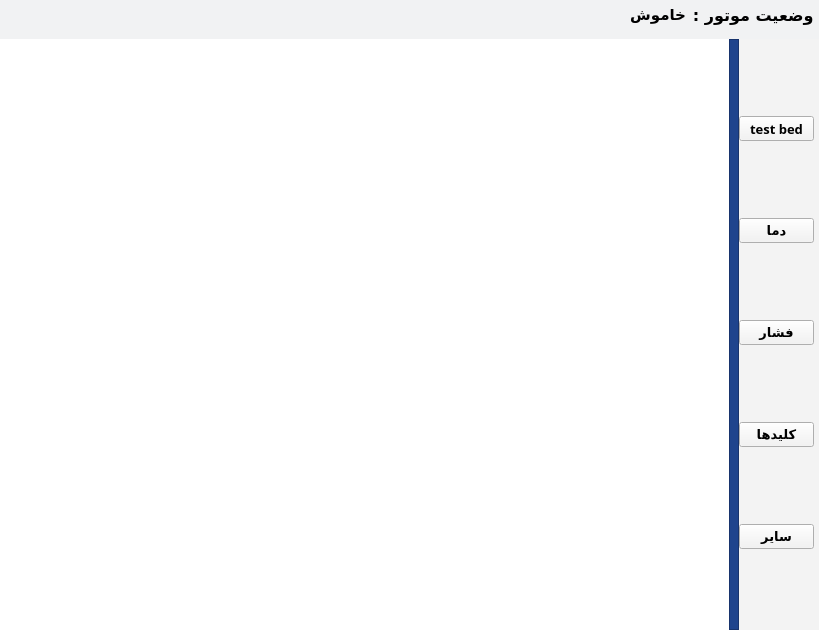
First picture: the form in main.ui, repository AmirNikravan/Control-Monitor, before the edit.
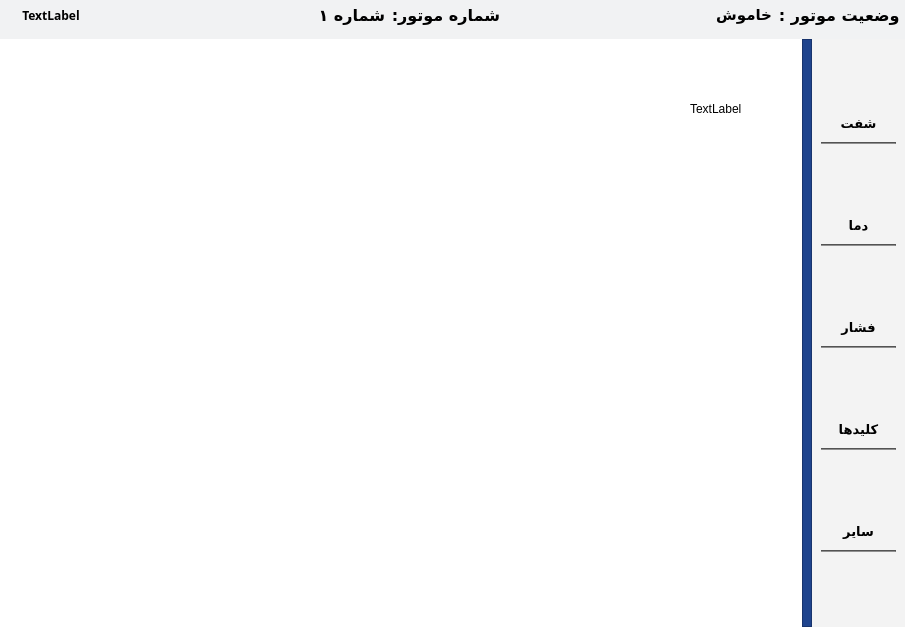
Second picture: the form after the edit. The open tabs and pages were chosen to show the change. Custom widgets are drawn as their Qt base class.

```diff
--- a/main.ui
+++ b/main.ui
@@ -6,14 +6,14 @@
    <rect>
     <x>0</x>
     <y>0</y>
-    <width>819</width>
-    <height>630</height>
+    <width>905</width>
+    <height>627</height>
    </rect>
   </property>
   <property name="maximumSize">
    <size>
     <width>16777215</width>
-    <height>717</height>
+    <height>16777215</height>
    </size>
   </property>
   <property name="windowTitle">
@@ -66,6 +66,72 @@
        <property name="rightMargin">
         <number>0</number>
        </property>
+       <item>
+        <widget class="QLabel" name="label_time">
+         <property name="minimumSize">
+          <size>
+           <width>102</width>
+           <height>0</height>
+          </size>
+         </property>
+         <property name="font">
+          <font>
+           <family>IRANSansXFaNum</family>
+           <weight>75</weight>
+           <bold>true</bold>
+          </font>
+         </property>
+         <property name="text">
+          <string>TextLabel</string>
+         </property>
+         <property name="alignment">
+          <set>Qt::AlignCenter</set>
+         </property>
+        </widget>
+       </item>
+       <item>
+        <spacer name="horizontalSpacer_5">
+         <property name="orientation">
+          <enum>Qt::Horizontal</enum>
+         </property>
+         <property name="sizeHint" stdset="0">
+          <size>
+           <width>40</width>
+           <height>20</height>
+          </size>
+         </property>
+        </spacer>
+       </item>
+       <item>
+        <widget class="QLabel" name="label_engine_name">
+         <property name="font">
+          <font>
+           <family>IRANSansXFaNum</family>
+           <pointsize>12</pointsize>
+           <weight>75</weight>
+           <bold>true</bold>
+          </font>
+         </property>
+         <property name="text">
+          <string>شماره ۱</string>
+         </property>
+        </widget>
+       </item>
+       <item>
+        <widget class="QLabel" name="label_3">
+         <property name="font">
+          <font>
+           <family>IRANSansXFaNum</family>
+           <pointsize>12</pointsize>
+           <weight>75</weight>
+           <bold>true</bold>
+          </font>
+         </property>
+         <property name="text">
+          <string>شماره موتور:</string>
+         </property>
+        </widget>
+       </item>
        <item>
         <spacer name="horizontalSpacer">
          <property name="orientation">
@@ -130,16 +196,52 @@
         </property>
         <widget class="QWidget" name="testbed">
          <property name="styleSheet">
-          <string notr="true">QToolButton{
-background-color: rgb(91, 122, 208);
-border-radius :5px;
-}
-QToolButton:hover{
-background-color: rgb(60, 60, 60);
-}
-
+          <string notr="true">
 </string>
          </property>
+         <widget class="AnalogGaugeWidget" name="rpm_gauge_shaft" native="true">
+          <property name="geometry">
+           <rect>
+            <x>330</x>
+            <y>140</y>
+            <width>181</width>
+            <height>161</height>
+           </rect>
+          </property>
+         </widget>
+         <widget class="QLabel" name="label_4">
+          <property name="geometry">
+           <rect>
+            <x>690</x>
+            <y>60</y>
+            <width>63</width>
+            <height>20</height>
+           </rect>
+          </property>
+          <property name="text">
+           <string>TextLabel</string>
+          </property>
+         </widget>
+         <widget class="AnalogGaugeWidget" name="oil_temp_shaft_gauge" native="true">
+          <property name="geometry">
+           <rect>
+            <x>150</x>
+            <y>420</y>
+            <width>120</width>
+            <height>80</height>
+           </rect>
+          </property>
+         </widget>
+         <widget class="AnalogGaugeWidget" name="oil_press_shaft_gauge" native="true">
+          <property name="geometry">
+           <rect>
+            <x>460</x>
+            <y>430</y>
+            <width>120</width>
+            <height>80</height>
+           </rect>
+          </property>
+         </widget>
         </widget>
         <widget class="QWidget" name="temperature">
          <layout class="QVBoxLayout" name="verticalLayout_20">
@@ -1327,26 +1429,16 @@
          </size>
         </property>
         <property name="styleSheet">
-         <string notr="true"/>
+         <string notr="true">QToolButton{
+border:none
+
+}</string>
         </property>
-        <layout class="QVBoxLayout" name="verticalLayout_4">
-         <property name="spacing">
-          <number>0</number>
-         </property>
-         <property name="leftMargin">
-          <number>0</number>
-         </property>
-         <property name="topMargin">
-          <number>0</number>
-         </property>
-         <property name="rightMargin">
-          <number>0</number>
-         </property>
-         <property name="bottomMargin">
-          <number>0</number>
-         </property>
+        <layout class="QVBoxLayout" name="verticalLayout_27">
          <item>
-          <widget class="QToolButton" name="toolButton_testbed">
+          <layout class="QVBoxLayout" name="verticalLayout_2">
+           <item>
+            <widget class="QToolButton" name="toolButton_shaft">
            <property name="minimumSize">
             <size>
              <width>75</width>
@@ -1368,10 +1460,30 @@
             </font>
            </property>
            <property name="text">
-            <string>test bed</string>
+              <string>شفت</string>
            </property>
           </widget>
          </item>
+           <item>
+            <widget class="Line" name="line">
+             <property name="maximumSize">
+              <size>
+               <width>16777215</width>
+               <height>2</height>
+              </size>
+             </property>
+             <property name="styleSheet">
+              <string notr="true">background-color: rgb(125, 125, 125);</string>
+             </property>
+             <property name="orientation">
+              <enum>Qt::Horizontal</enum>
+             </property>
+            </widget>
+           </item>
+          </layout>
+         </item>
+         <item>
+          <layout class="QVBoxLayout" name="verticalLayout_3">
          <item>
           <widget class="QToolButton" name="toolButton_temperature">
            <property name="minimumSize">
@@ -1400,6 +1512,26 @@
           </widget>
          </item>
          <item>
+            <widget class="Line" name="line_2">
+             <property name="maximumSize">
+              <size>
+               <width>16777215</width>
+               <height>2</height>
+              </size>
+             </property>
+             <property name="styleSheet">
+              <string notr="true">background-color: rgb(125, 125, 125);</string>
+             </property>
+             <property name="orientation">
+              <enum>Qt::Horizontal</enum>
+             </property>
+            </widget>
+           </item>
+          </layout>
+         </item>
+         <item>
+          <layout class="QVBoxLayout" name="verticalLayout_4">
+           <item>
           <widget class="QToolButton" name="toolButton_pressure">
            <property name="minimumSize">
             <size>
@@ -1427,6 +1559,26 @@
           </widget>
          </item>
          <item>
+            <widget class="Line" name="line_3">
+             <property name="maximumSize">
+              <size>
+               <width>16777215</width>
+               <height>2</height>
+              </size>
+             </property>
+             <property name="styleSheet">
+              <string notr="true">background-color: rgb(125, 125, 125);</string>
+             </property>
+             <property name="orientation">
+              <enum>Qt::Horizontal</enum>
+             </property>
+            </widget>
+           </item>
+          </layout>
+         </item>
+         <item>
+          <layout class="QVBoxLayout" name="verticalLayout_5">
+           <item>
           <widget class="QToolButton" name="toolButton_keys">
            <property name="minimumSize">
             <size>
@@ -1454,6 +1606,26 @@
           </widget>
          </item>
          <item>
+            <widget class="Line" name="line_4">
+             <property name="maximumSize">
+              <size>
+               <width>16777215</width>
+               <height>2</height>
+              </size>
+             </property>
+             <property name="styleSheet">
+              <string notr="true">background-color: rgb(125, 125, 125);</string>
+             </property>
+             <property name="orientation">
+              <enum>Qt::Horizontal</enum>
+             </property>
+            </widget>
+           </item>
+          </layout>
+         </item>
+         <item>
+          <layout class="QVBoxLayout" name="verticalLayout_6">
+           <item>
           <widget class="QToolButton" name="toolButton">
            <property name="minimumSize">
             <size>
@@ -1473,6 +1645,24 @@
             <string>سایر</string>
            </property>
           </widget>
+           </item>
+           <item>
+            <widget class="Line" name="line_5">
+             <property name="maximumSize">
+              <size>
+               <width>16777215</width>
+               <height>2</height>
+              </size>
+             </property>
+             <property name="styleSheet">
+              <string notr="true">background-color: rgb(125, 125, 125);</string>
+             </property>
+             <property name="orientation">
+              <enum>Qt::Horizontal</enum>
+             </property>
+            </widget>
+           </item>
+          </layout>
          </item>
         </layout>
        </widget>
```
Left out of the diff: 64 changed lines with no effect on the pictures. Lines whose indentation alone changed are shown as unchanged.
